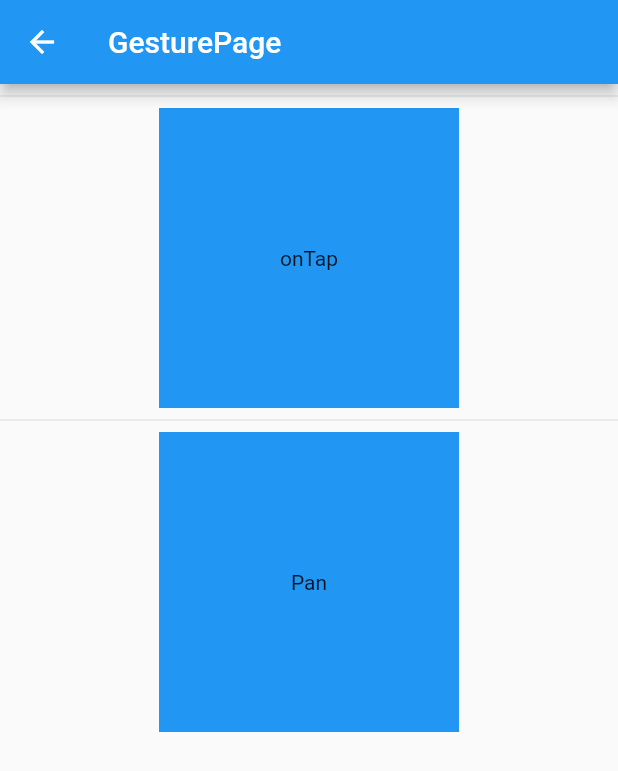
After one commit to Realank/flutter_prac, a Flutter app: the GesturePage screen opened directly, after a tap on "Multi Gesture", on a phone screen of 412 x 824 dp. The commit adds this screen. Shown: the top 771 px of the screen. Run offline on Flutter 3.47's test engine with Material 2 defaults, Android fonts, the phone set to English and light mode, and no system bars; our stand-ins replace cached_network_image.

Commit message:
add Gesture page

```diff
--- /dev/null
+++ b/lib/GesturePage.dart
@@ -0,0 +1,92 @@
+import 'package:flutter/material.dart';
+
+class GesturePage extends StatelessWidget {
+  @override
+  Widget build(BuildContext context) {
+    return new Scaffold(
+      appBar: new AppBar(
+        title: new Text('GesturePage'),
+      ),
+      body: new GestureGround(),
+    );
+  }
+}
+
+class GestureGround extends StatefulWidget {
+  @override
+  _GestureState createState() => new _GestureState();
+}
+
+class _GestureState extends State<GestureGround> {
+  var _text1 = 'Multi Gesture';
+  var _text2 = 'Pan';
+  void _changeState1(String content) {
+    setState(() {
+      _text1 = content;
+    });
+  }
+
+  void _changeState2(String content) {
+    setState(() {
+      _text2 = content;
+    });
+  }
+
+  @override
+  Widget build(BuildContext context) {
+    return new Center(
+      child: new Column(
+        children: <Widget>[
+          new Divider(),
+          new GestureDetector(
+            onTap: () {
+              _changeState1('onTap');
+            },
+            onDoubleTap: () {
+              _changeState1('onDoubleTap');
+            },
+            onLongPress: () {
+              _changeState1('onLongPress');
+            },
+            onScaleStart: (ScaleStartDetails details) {
+              _changeState1('onScaleStart');
+            },
+            onScaleUpdate: (ScaleUpdateDetails details) {
+              _changeState1('onScaleUpdate ${details.scale}');
+            },
+            onScaleEnd: (ScaleEndDetails details) {
+              _changeState1('onScaleEnd');
+            },
+            child: new Container(
+              color: Colors.blue,
+              width: 200.0,
+              height: 200.0,
+              child: new Center(child: new Text(_text1)),
+            ),
+          ),
+          new Divider(),
+          new GestureDetector(
+            onPanStart: (DragStartDetails details) {
+              _changeState2('onPanStart');
+            },
+            onPanUpdate: (DragUpdateDetails details) {
+              _changeState2('onPanUpdate');
+            },
+            onPanEnd: (DragEndDetails details) {
+              _changeState2('onPanEnd');
+            },
+            onPanCancel: () {
+              _changeState2('onPanCancel');
+            },
+            child: new Container(
+              color: Colors.blue,
+              width: 200.0,
+              height: 200.0,
+              child: new Center(child: new Text(_text2)),
+            ),
+          ),
+        ],
+      ),
+    );
+  }
+}
--- a/lib/main.dart
+++ b/lib/main.dart
@@ -9,6 +9,7 @@ import 'StackPage.dart';
 import 'CardPage.dart';
 import 'StateManage.dart';
 import 'InputPage.dart';
+import 'GesturePage.dart';
 
 void main() => runApp(new MyApp());
 
@@ -30,6 +31,7 @@ class _Features extends StatelessWidget {
     '卡片': Icons.credit_card,
     '状态管理': Icons.touch_app,
     '输入': Icons.input,
+    '手势': Icons.gesture,
   };
   @override
   Widget build(BuildContext context) {
@@ -78,6 +80,9 @@ class _Features extends StatelessWidget {
       case '输入':
         jumpPage(new InputPage(), context);
         break;
+      case '手势':
+        jumpPage(new GesturePage(), context);
+        break;
     }
   }
 
```
